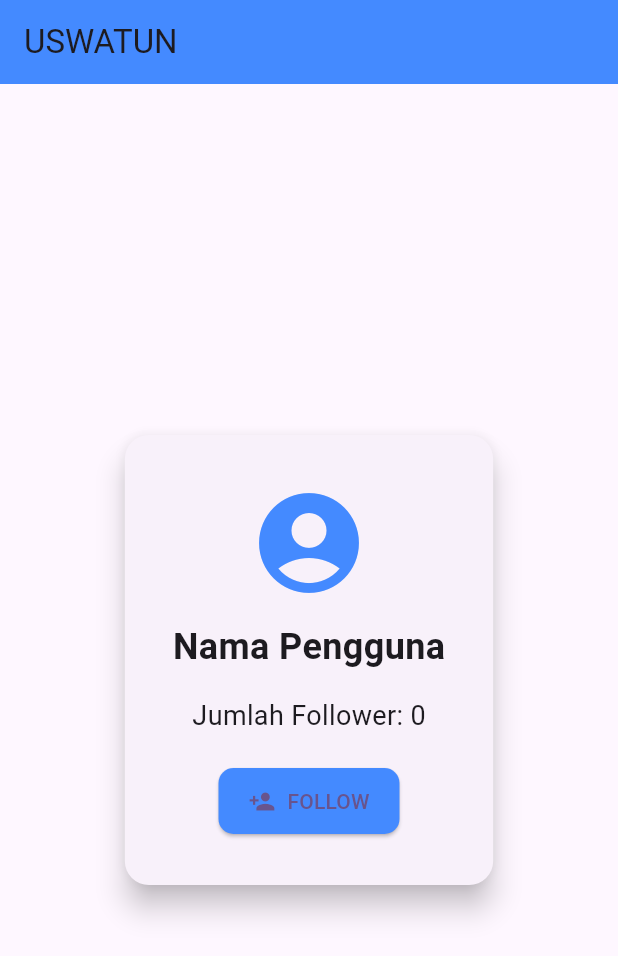
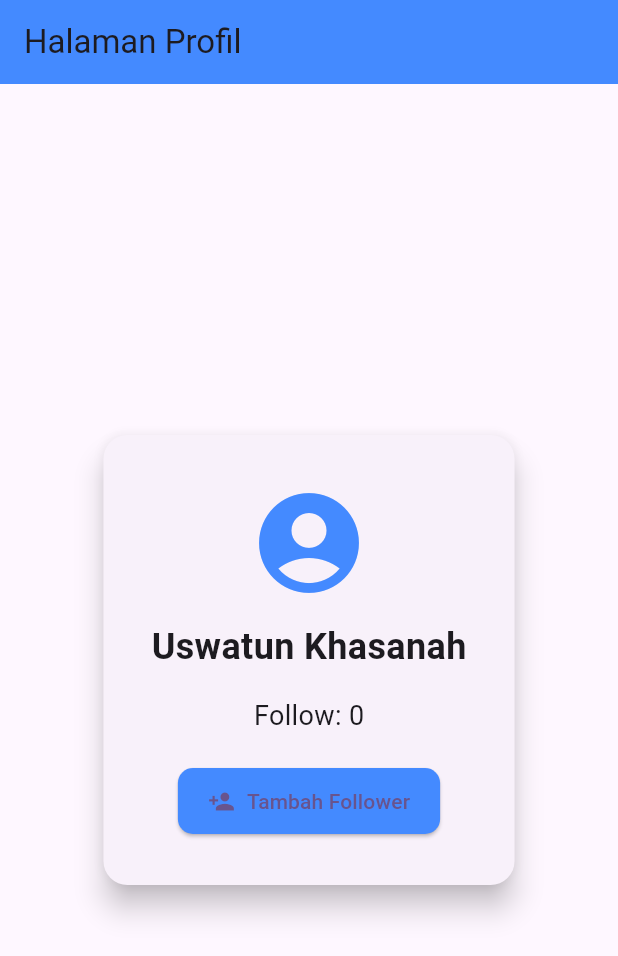
Before and after one commit to Uswatun76/PPB, a Flutter app: the screen it shows after launch, on a phone screen of 412 x 824 dp. Shown: the top 956 px of the screen. Run offline on Flutter 3.47's test engine with Material 3 defaults, Android fonts, the light colour scheme and no system bars.

Commit message:
mengganti import

```diff
--- a/FLUTTER/lib/main.dart
+++ b/FLUTTER/lib/main.dart
@@ -1,5 +1,5 @@
 import 'package:flutter/material.dart';
-import 'profile.dart';
+import 'package:follower/profile.dart';
 
 void main() {
   runApp(const MyApp());
@@ -12,7 +12,7 @@ class MyApp extends StatelessWidget {
   @override
   Widget build(BuildContext context) {
     return MaterialApp(
-      title: 'Profile',
+      title: 'Follower',
       theme: ThemeData(
         // This is the theme of your application.
         //
--- a/FLUTTER/lib/profile.dart
+++ b/FLUTTER/lib/profile.dart
@@ -20,7 +20,7 @@ class _ProfileState extends State<Profile> {
   Widget build(BuildContext context) {
     return Scaffold(
       appBar: AppBar(
-        title: const Text('USWATUN'),
+        title: const Text('Halaman Profil'),
         backgroundColor: Colors.blueAccent,
       ),
       body: Center(
@@ -42,19 +42,19 @@ class _ProfileState extends State<Profile> {
                 ),
                 const SizedBox(height: 12),
                 const Text(
-                  'Nama Pengguna',
+                  'Uswatun Khasanah',
                   style: TextStyle(fontSize: 24, fontWeight: FontWeight.bold),
                 ),
                 const SizedBox(height: 16),
                 Text(
-                  'Jumlah Follower: $followerCount',
+                  'Follow: $followerCount',
                   style: const TextStyle(fontSize: 18),
                 ),
                 const SizedBox(height: 20),
                 ElevatedButton.icon(
                   onPressed: tambahFollower,
                   icon: const Icon(Icons.person_add),
-                  label: const Text('FOLLOW'),
+                  label: const Text('Tambah Follower'),
                   style: ElevatedButton.styleFrom(
                     backgroundColor: Colors.blueAccent,
                     padding: const EdgeInsets.symmetric(
```
